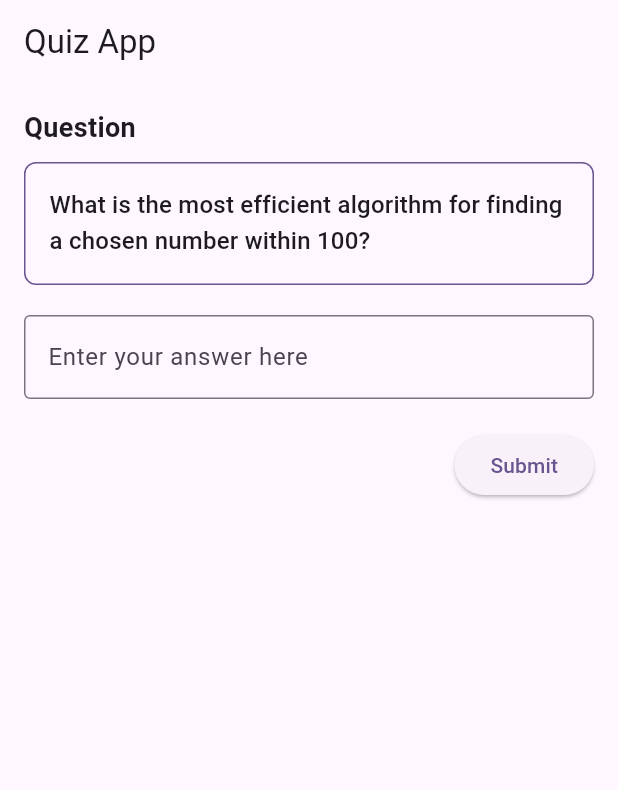
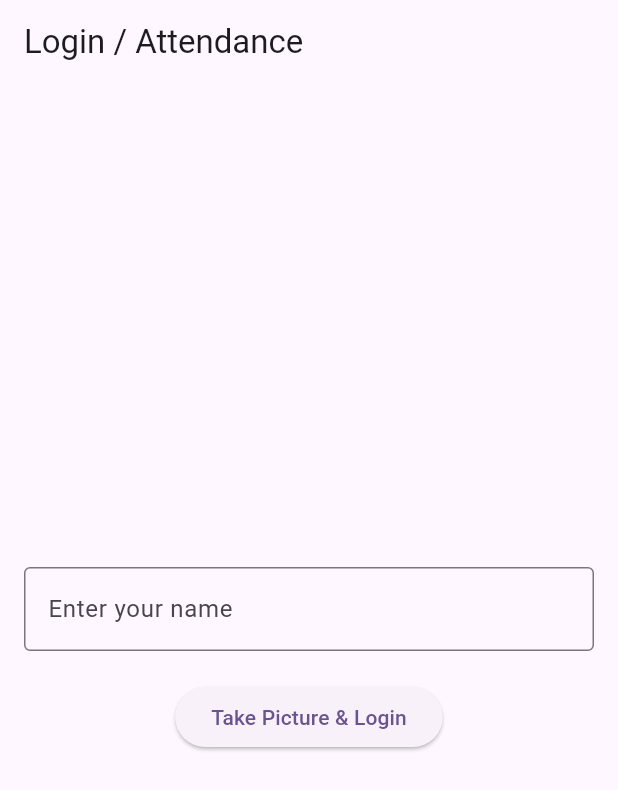
Before and after one commit to ZianZengUH/Quiz-App, a Flutter app: the screen it shows after launch, on a phone screen of 412 x 824 dp. Shown: the top 790 px of the screen. Run offline on Flutter 3.47's test engine with Material 3 defaults, Android fonts, the phone set to English and light mode, and no system bars; our stand-ins replace image_picker.

Commit message:
Add log-in page with feature of taking picture for attendance

```diff
--- a/lib/main.dart
+++ b/lib/main.dart
@@ -1,4 +1,5 @@
 import 'package:flutter/material.dart';
+import 'package:image_picker/image_picker.dart';
 
 void main() {
   runApp(const MyApp());
@@ -16,10 +17,77 @@ class MyApp extends StatelessWidget {
         colorScheme: ColorScheme.fromSeed(seedColor: Colors.deepPurple),
         useMaterial3: true,
       ),
-      home: const MyHomePage(title: 'Quiz App'),
+      // home: const MyHomePage(title: 'Quiz App'),
+      home: const LoginPage(), // Set LoginPage as the initial route
     );
   }
 }
+
+
+//########################## Login Page ##########################
+
+class LoginPage extends StatefulWidget {
+  const LoginPage({super.key});
+
+  @override
+  _LoginPageState createState() => _LoginPageState();
+}
+
+class _LoginPageState extends State<LoginPage> {
+  final TextEditingController _nameController = TextEditingController();
+  final ImagePicker _picker = ImagePicker();
+
+  Future<void> _takePictureAndLogin() async {
+    final XFile? photo = await _picker.pickImage(source: ImageSource.camera);
+    if (photo != null && _nameController.text.trim().isNotEmpty) {
+      Navigator.of(context).pushReplacement(MaterialPageRoute(
+        builder: (context) => MyHomePage(title: 'Quiz App'),
+      ));
+    } else {
+      // Optionally show an error message if needed
+    }
+  }
+
+  @override
+  Widget build(BuildContext context) {
+    return Scaffold(
+      appBar: AppBar(
+        title: const Text('Login / Attendance'),
+      ),
+      body: Padding(
+        padding: const EdgeInsets.all(16.0),
+        child: Column(
+          mainAxisAlignment: MainAxisAlignment.center,
+          children: [
+            TextField(
+              controller: _nameController,
+              decoration: const InputDecoration(
+                border: OutlineInputBorder(),
+                labelText: 'Enter your name',
+              ),
+            ),
+            const SizedBox(height: 20),
+            ElevatedButton(
+              onPressed: _takePictureAndLogin,
+              child: const Text('Take Picture & Login'),
+            ),
+          ],
+        ),
+      ),
+    );
+  }
+
+  @override
+  void dispose() {
+    _nameController.dispose();
+    super.dispose();
+  }
+}
+
+
+
+//########################## Home Page ##########################
+
 
 class MyHomePage extends StatefulWidget {
   const MyHomePage({super.key, required this.title});
--- a/pubspec.yaml
+++ b/pubspec.yaml
@@ -30,7 +30,7 @@ environment:
 dependencies:
   flutter:
     sdk: flutter
-
+  image_picker: ^1.0.7
 
   # The following adds the Cupertino Icons font to your application.
   # Use with the CupertinoIcons class for iOS style icons.
```
Also changed, not shown: pubspec.lock, 5 other files.
